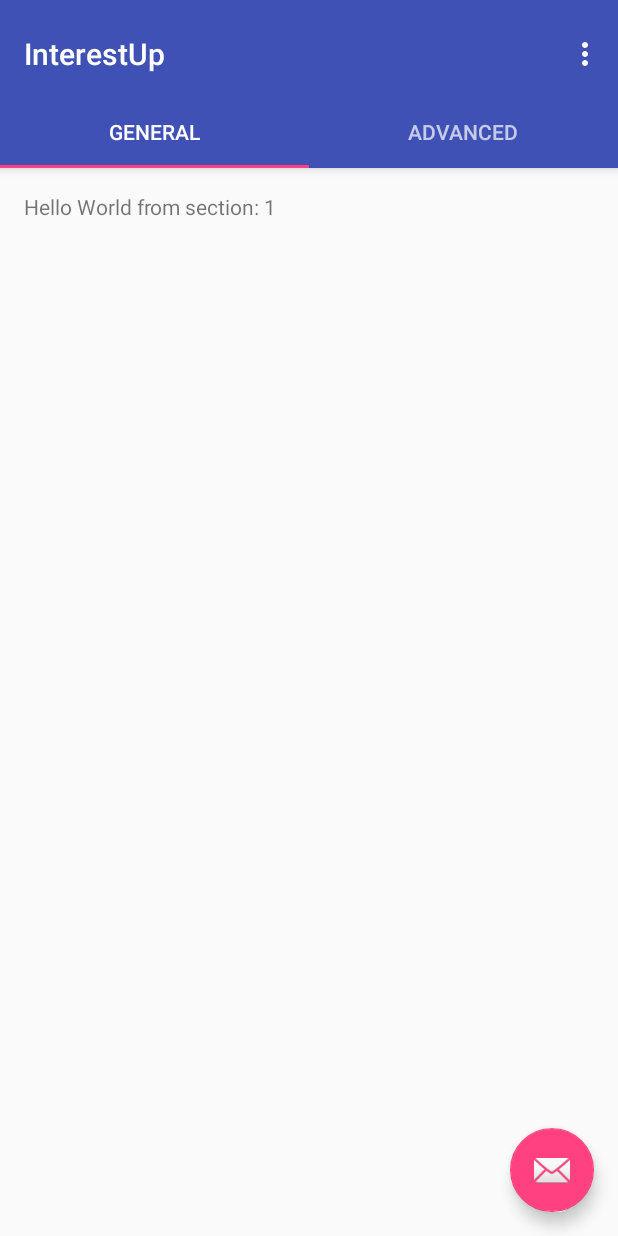
After one commit to ilyayudkovich/InterestUp, an Android app: the CreateEventPage screen opened directly, with no data from a screen before it, on a phone screen of 412 x 824 dp. The commit adds this screen. Run offline under Robolectric (Android 15) with nearby library versions, the phone set to English and light mode, and no system bars.

Commit message:
Adding "+" to home page for creating an event. Adding java CreateEventPage file.Create Event page now has 2 tabs (General and Advanced).

```diff
--- a/app/build.gradle
+++ b/app/build.gradle
@@ -22,6 +22,7 @@ dependencies {
     implementation fileTree(dir: 'libs', include: ['*.jar'])
     implementation 'com.android.support:appcompat-v7:26.1.0'
     implementation 'com.android.support.constraint:constraint-layout:1.0.2'
+    implementation 'com.android.support:design:26.1.0'
     testImplementation 'junit:junit:4.12'
     androidTestImplementation 'com.android.support.test:runner:1.0.1'
     androidTestImplementation 'com.android.support.test.espresso:espresso-core:3.0.1'
--- a/app/src/main/AndroidManifest.xml
+++ b/app/src/main/AndroidManifest.xml
@@ -16,7 +16,11 @@
                 <category android:name="android.intent.category.LAUNCHER" />
             </intent-filter>
         </activity>
-        <activity android:name=".Profile"></activity>
+        <activity android:name=".Profile" />
+        <activity
+            android:name=".CreateEventPage"
+            android:label="@string/title_activity_create_event_page"
+            android:theme="@style/AppTheme.NoActionBar"></activity>
     </application>
 
 </manifest>
--- /dev/null
+++ b/app/src/main/java/com/example/mdenker/interestup/CreateEventPage.java
@@ -0,0 +1,151 @@
+package com.example.mdenker.interestup;
+
+import android.support.design.widget.TabLayout;
+import android.support.design.widget.FloatingActionButton;
+import android.support.design.widget.Snackbar;
+import android.support.v7.app.AppCompatActivity;
+import android.support.v7.widget.Toolbar;
+
+import android.support.v4.app.Fragment;
+import android.support.v4.app.FragmentManager;
+import android.support.v4.app.FragmentPagerAdapter;
+import android.support.v4.view.ViewPager;
+import android.os.Bundle;
+import android.view.LayoutInflater;
+import android.view.Menu;
+import android.view.MenuItem;
+import android.view.View;
+import android.view.ViewGroup;
+
+import android.widget.TextView;
+
+public class CreateEventPage extends AppCompatActivity {
+
+    /**
+     * The {@link android.support.v4.view.PagerAdapter} that will provide
+     * fragments for each of the sections. We use a
+     * {@link FragmentPagerAdapter} derivative, which will keep every
+     * loaded fragment in memory. If this becomes too memory intensive, it
+     * may be best to switch to a
+     * {@link android.support.v4.app.FragmentStatePagerAdapter}.
+     */
+    private SectionsPagerAdapter mSectionsPagerAdapter;
+
+    /**
+     * The {@link ViewPager} that will host the section contents.
+     */
+    private ViewPager mViewPager;
+
+    @Override
+    protected void onCreate(Bundle savedInstanceState) {
+        super.onCreate(savedInstanceState);
+        setContentView(R.layout.create_event_page);
+
+        Toolbar toolbar = (Toolbar) findViewById(R.id.toolbar);
+        setSupportActionBar(toolbar);
+        // Create the adapter that will return a fragment for each of the three
+        // primary sections of the activity.
+        mSectionsPagerAdapter = new SectionsPagerAdapter(getSupportFragmentManager());
+
+        // Set up the ViewPager with the sections adapter.
+        mViewPager = (ViewPager) findViewById(R.id.container);
+        mViewPager.setAdapter(mSectionsPagerAdapter);
+
+        TabLayout tabLayout = (TabLayout) findViewById(R.id.tabs);
+
+        mViewPager.addOnPageChangeListener(new TabLayout.TabLayoutOnPageChangeListener(tabLayout));
+        tabLayout.addOnTabSelectedListener(new TabLayout.ViewPagerOnTabSelectedListener(mViewPager));
+
+        FloatingActionButton fab = (FloatingActionButton) findViewById(R.id.fab);
+        fab.setOnClickListener(new View.OnClickListener() {
+            @Override
+            public void onClick(View view) {
+                Snackbar.make(view, "Replace with your own action", Snackbar.LENGTH_LONG)
+                        .setAction("Action", null).show();
+            }
+        });
+
+    }
+
+
+    @Override
+    public boolean onCreateOptionsMenu(Menu menu) {
+        // Inflate the menu; this adds items to the action bar if it is present.
+        getMenuInflater().inflate(R.menu.menu_create_event_page, menu);
+        return true;
+    }
+
+    @Override
+    public boolean onOptionsItemSelected(MenuItem item) {
+        // Handle action bar item clicks here. The action bar will
+        // automatically handle clicks on the Home/Up button, so long
+        // as you specify a parent activity in AndroidManifest.xml.
+        int id = item.getItemId();
+
+        //noinspection SimplifiableIfStatement
+        if (id == R.id.action_settings) {
+            return true;
+        }
+
+        return super.onOptionsItemSelected(item);
+    }
+
+    /**
+     * A placeholder fragment containing a simple view.
+     */
+    public static class PlaceholderFragment extends Fragment {
+        /**
+         * The fragment argument representing the section number for this
+         * fragment.
+         */
+        private static final String ARG_SECTION_NUMBER = "section_number";
+
+        public PlaceholderFragment() {
+        }
+
+        /**
+         * Returns a new instance of this fragment for the given section
+         * number.
+         */
+        public static PlaceholderFragment newInstance(int sectionNumber) {
+            PlaceholderFragment fragment = new PlaceholderFragment();
+            Bundle args = new Bundle();
+            args.putInt(ARG_SECTION_NUMBER, sectionNumber);
+            fragment.setArguments(args);
+            return fragment;
+        }
+
+        @Override
+        public View onCreateView(LayoutInflater inflater, ViewGroup container,
+                                 Bundle savedInstanceState) {
+            View rootView = inflater.inflate(R.layout.fragment_create_event_page, container, false);
+            TextView textView = (TextView) rootView.findViewById(R.id.section_label);
+            textView.setText(getString(R.string.section_format, getArguments().getInt(ARG_SECTION_NUMBER)));
+            return rootView;
+        }
+    }
+
+    /**
+     * A {@link FragmentPagerAdapter} that returns a fragment corresponding to
+     * one of the sections/tabs/pages.
+     */
+    public class SectionsPagerAdapter extends FragmentPagerAdapter {
+
+        public SectionsPagerAdapter(FragmentManager fm) {
+            super(fm);
+        }
+
+        @Override
+        public Fragment getItem(int position) {
+            // getItem is called to instantiate the fragment for the given page.
+            // Return a PlaceholderFragment (defined as a static inner class below).
+            return PlaceholderFragment.newInstance(position + 1);
+        }
+
+        @Override
+        public int getCount() {
+            // Show 3 total pages.
+            return 3;
+        }
+    }
+}
--- a/app/src/main/java/com/example/mdenker/interestup/Home.java
+++ b/app/src/main/java/com/example/mdenker/interestup/Home.java
@@ -23,4 +23,9 @@ public class Home extends AppCompatActivity {
         startActivity(i);
     }
 
+    public void OnClickGoToEventPage(View view) {
+        Intent i = new Intent(this, CreateEventPage.class);
+        startActivity(i);
+    }
+
 }
--- a/app/src/main/res/layout/activity_home.xml
+++ b/app/src/main/res/layout/activity_home.xml
@@ -21,7 +21,17 @@
         android:layout_height="wrap_content"
         android:onClick="OnProfileClick"
         android:text="GoToProfile"
-        tools:layout_editor_absoluteX="38dp"
-        tools:layout_editor_absoluteY="112dp" />
+        tools:layout_editor_absoluteX="0dp"
+        tools:layout_editor_absoluteY="0dp" />
+
+    <Button
+        android:id="@+id/button2"
+        android:layout_width="wrap_content"
+        android:layout_height="wrap_content"
+        android:layout_marginStart="292dp"
+        android:onClick="OnClickGoToEventPage"
+        android:text="+"
+        app:layout_constraintStart_toStartOf="parent"
+        tools:layout_editor_absoluteY="0dp" />
 
 </android.support.constraint.ConstraintLayout>
--- /dev/null
+++ b/app/src/main/res/layout/create_event_page.xml
@@ -0,0 +1,64 @@
+<?xml version="1.0" encoding="utf-8"?>
+<android.support.design.widget.CoordinatorLayout xmlns:android="http://schemas.android.com/apk/res/android"
+    xmlns:app="http://schemas.android.com/apk/res-auto"
+    xmlns:tools="http://schemas.android.com/tools"
+    android:id="@+id/main_content"
+    android:layout_width="match_parent"
+    android:layout_height="match_parent"
+    android:fitsSystemWindows="true"
+    tools:context="com.example.mdenker.interestup.CreateEventPage">
+
+    <android.support.design.widget.AppBarLayout
+        android:id="@+id/appbar"
+        android:layout_width="match_parent"
+        android:layout_height="wrap_content"
+        android:paddingTop="@dimen/appbar_padding_top"
+        android:theme="@style/AppTheme.AppBarOverlay">
+
+        <android.support.v7.widget.Toolbar
+            android:id="@+id/toolbar"
+            android:layout_width="match_parent"
+            android:layout_height="?attr/actionBarSize"
+            android:layout_weight="1"
+            android:background="?attr/colorPrimary"
+            app:layout_scrollFlags="scroll|enterAlways"
+            app:popupTheme="@style/AppTheme.PopupOverlay"
+            app:title="@string/app_name">
+
+        </android.support.v7.widget.Toolbar>
+
+        <android.support.design.widget.TabLayout
+            android:id="@+id/tabs"
+            android:layout_width="match_parent"
+            android:layout_height="wrap_content">
+
+            <android.support.design.widget.TabItem
+                android:id="@+id/create_event_page_general_tab"
+                android:layout_width="wrap_content"
+                android:layout_height="wrap_content"
+                android:text="general" />
+
+            <android.support.design.widget.TabItem
+                android:id="@+id/create_event_page_advanced_tab"
+                android:layout_width="wrap_content"
+                android:layout_height="wrap_content"
+                android:text="advanced" />
+
+        </android.support.design.widget.TabLayout>
+    </android.support.design.widget.AppBarLayout>
+
+    <android.support.v4.view.ViewPager
+        android:id="@+id/container"
+        android:layout_width="match_parent"
+        android:layout_height="match_parent"
+        app:layout_behavior="@string/appbar_scrolling_view_behavior" />
+
+    <android.support.design.widget.FloatingActionButton
+        android:id="@+id/fab"
+        android:layout_width="wrap_content"
+        android:layout_height="wrap_content"
+        android:layout_gravity="end|bottom"
+        android:layout_margin="@dimen/fab_margin"
+        app:srcCompat="@android:drawable/ic_dialog_email" />
+
+</android.support.design.widget.CoordinatorLayout>
--- /dev/null
+++ b/app/src/main/res/layout/fragment_create_event_page.xml
@@ -0,0 +1,22 @@
+<android.support.constraint.ConstraintLayout xmlns:android="http://schemas.android.com/apk/res/android"
+    xmlns:app="http://schemas.android.com/apk/res-auto"
+    xmlns:tools="http://schemas.android.com/tools"
+    android:id="@+id/constraintLayout"
+    android:layout_width="match_parent"
+    android:layout_height="match_parent"
+    tools:context="com.example.mdenker.interestup.CreateEventPage$PlaceholderFragment">
+
+    <TextView
+        android:id="@+id/section_label"
+        android:layout_width="wrap_content"
+        android:layout_height="wrap_content"
+        android:layout_marginBottom="@dimen/activity_vertical_margin"
+        android:layout_marginEnd="@dimen/activity_horizontal_margin"
+        android:layout_marginStart="@dimen/activity_horizontal_margin"
+        android:layout_marginTop="@dimen/activity_vertical_margin"
+        app:layout_constraintLeft_toLeftOf="parent"
+        app:layout_constraintTop_toTopOf="@+id/constraintLayout"
+        tools:layout_constraintLeft_creator="1"
+        tools:layout_constraintTop_creator="1" />
+
+</android.support.constraint.ConstraintLayout>
--- /dev/null
+++ b/app/src/main/res/menu/menu_create_event_page.xml
@@ -0,0 +1,10 @@
+<menu xmlns:android="http://schemas.android.com/apk/res/android"
+    xmlns:app="http://schemas.android.com/apk/res-auto"
+    xmlns:tools="http://schemas.android.com/tools"
+    tools:context="com.example.mdenker.interestup.CreateEventPage">
+    <item
+        android:id="@+id/action_settings"
+        android:orderInCategory="100"
+        android:title="@string/action_settings"
+        app:showAsAction="never" />
+</menu>
--- /dev/null
+++ b/app/src/main/res/values-w820dp/dimens.xml
@@ -0,0 +1,6 @@
+<resources>
+    <!-- Example customization of dimensions originally defined in res/values/dimens.xml
+         (such as screen margins) for screens with more than 820dp of available width. This
+         would include 7" and 10" devices in landscape (~960dp and ~1280dp respectively). -->
+    <dimen name="activity_horizontal_margin">64dp</dimen>
+</resources>
--- /dev/null
+++ b/app/src/main/res/values/dimens.xml
@@ -0,0 +1,7 @@
+<resources>
+    <!-- Default screen margins, per the Android Design guidelines. -->
+    <dimen name="activity_horizontal_margin">16dp</dimen>
+    <dimen name="activity_vertical_margin">16dp</dimen>
+    <dimen name="fab_margin">16dp</dimen>
+    <dimen name="appbar_padding_top">8dp</dimen>
+</resources>
--- a/app/src/main/res/values/strings.xml
+++ b/app/src/main/res/values/strings.xml
@@ -1,3 +1,9 @@
 <resources>
     <string name="app_name">InterestUp</string>
+    <string name="title_activity_create_event_page">CreateEventPage</string>
+    <string name="tab_text_1">Tab 1</string>
+    <string name="tab_text_2">Tab 2</string>
+    <string name="tab_text_3">Tab 3</string>
+    <string name="action_settings">Settings</string>
+    <string name="section_format">Hello World from section: %1$d</string>
 </resources>
--- a/app/src/main/res/values/styles.xml
+++ b/app/src/main/res/values/styles.xml
@@ -8,4 +8,13 @@
         <item name="colorAccent">@color/colorAccent</item>
     </style>
 
+    <style name="AppTheme.NoActionBar">
+        <item name="windowActionBar">false</item>
+        <item name="windowNoTitle">true</item>
+    </style>
+
+    <style name="AppTheme.AppBarOverlay" parent="ThemeOverlay.AppCompat.Dark.ActionBar" />
+
+    <style name="AppTheme.PopupOverlay" parent="ThemeOverlay.AppCompat.Light" />
+
 </resources>
```
